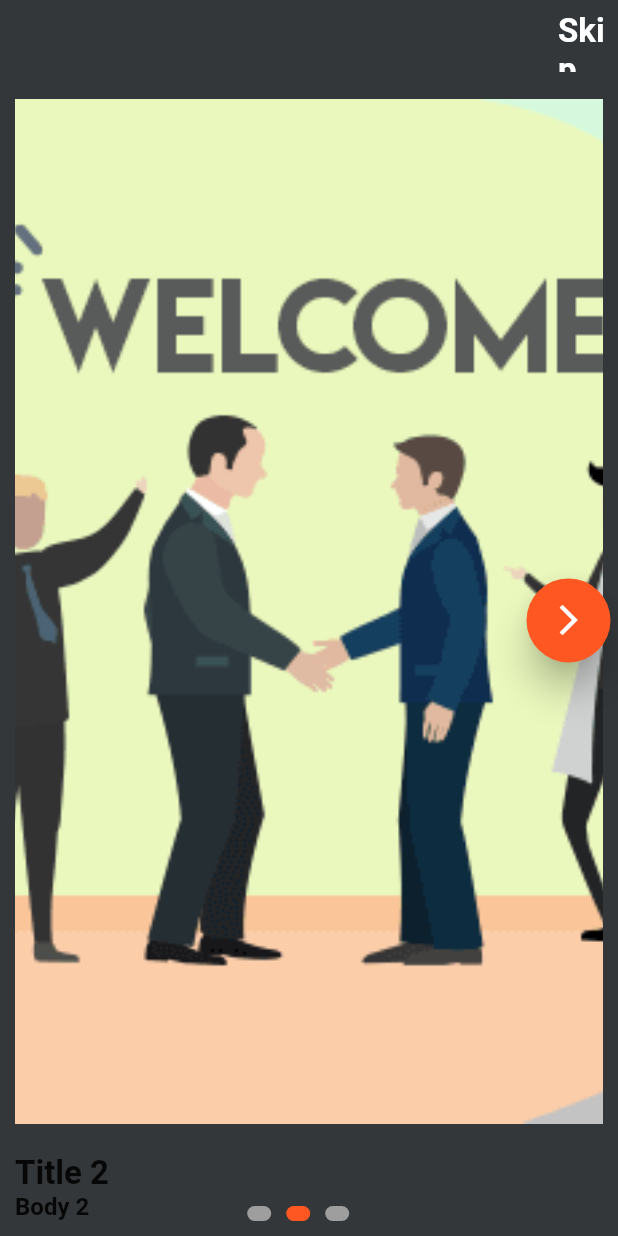
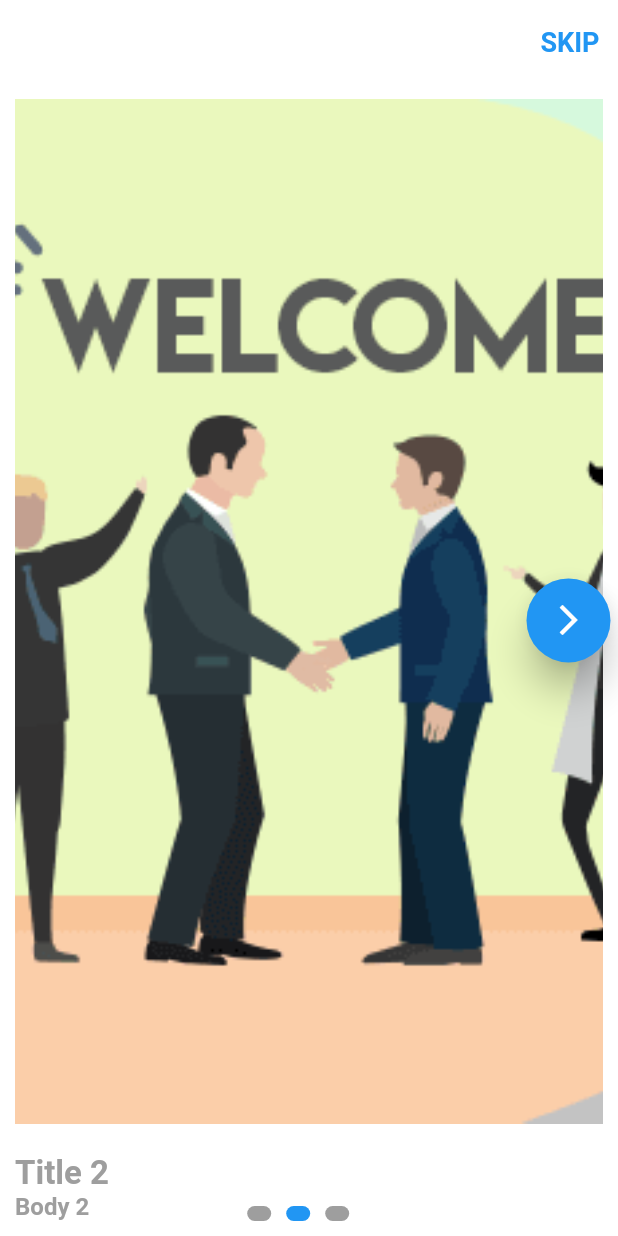
Before and after one commit to wshehab99/shop-app, a Flutter app: the screen it shows after launch, after a tap on the "arrow forward ios" icon, on a phone screen of 412 x 824 dp. Run offline on Flutter 3.47's test engine with Material 2 defaults, Android fonts, the phone set to English and light mode, and no system bars; drawn by our look-alikes of smooth_page_indicator; our stand-ins replace dio, flutter_bloc, shared_preferences.

Commit message:
log in screen

```diff
--- /dev/null
+++ b/lib/layout/widgets/shop_text_button.dart
@@ -0,0 +1,21 @@
+import 'package:flutter/material.dart';
+
+class ShopTextButton extends StatelessWidget {
+  const ShopTextButton({
+    Key? key,
+    required this.text,
+    required this.onPressed,
+  }) : super(key: key);
+  final String? text;
+  final void Function()? onPressed;
+  @override
+  Widget build(BuildContext context) {
+    return TextButton(
+      onPressed: onPressed,
+      child: Text(
+        text!,
+        style: const TextStyle(fontSize: 18, fontWeight: FontWeight.bold),
+      ),
+    );
+  }
+}
--- a/lib/main.dart
+++ b/lib/main.dart
@@ -1,8 +1,13 @@
 import 'package:flutter/material.dart';
 import 'package:shop_app/modules/onboarding_screen.dart';
 import 'package:shop_app/shared/constant.dart';
+import 'package:shop_app/shared/local/cache_helper.dart';
+import 'package:shop_app/shared/network/dio_helper.dart';
 
-void main() {
+void main() async {
+  WidgetsFlutterBinding.ensureInitialized();
+  await CacheHelper.init();
+  DioHelper.init();
   runApp(const MyApp());
 }
 
@@ -15,7 +20,7 @@ class MyApp extends StatelessWidget {
       title: 'Shop App',
       theme: lightThem,
       darkTheme: darkTheme,
-      themeMode: ThemeMode.dark,
+      themeMode: ThemeMode.light,
       home: OnBoardinScreen(),
       debugShowCheckedModeBanner: false,
     );
--- a/lib/modules/onboarding_screen.dart
+++ b/lib/modules/onboarding_screen.dart
@@ -1,6 +1,7 @@
 import 'package:flutter/material.dart';
 import 'package:shop_app/layout/screens/login_screen.dart';
 import 'package:shop_app/layout/widgets/page_veiw_item.dart';
+import 'package:shop_app/layout/widgets/shop_text_button.dart';
 import 'package:shop_app/models/boarding_model.dart';
 import 'package:smooth_page_indicator/smooth_page_indicator.dart';
 
@@ -30,17 +31,12 @@ class OnBoardinScreen extends StatelessWidget {
     return Scaffold(
         appBar: AppBar(
           actions: [
-            IconButton(
+            ShopTextButton(
               onPressed: () {
-                Navigator.pushReplacement(
-                    context,
-                    MaterialPageRoute(
-                        builder: (context) => const LoginScreen()));
+                Navigator.pushReplacement(context,
+                    MaterialPageRoute(builder: (context) => LoginScreen()));
               },
-              icon: Text(
-                "Skip",
-                style: Theme.of(context).textTheme.bodyText1,
-              ),
+              text: 'SKIP',
             )
           ],
         ),
@@ -84,10 +80,8 @@ class OnBoardinScreen extends StatelessWidget {
                       duration: const Duration(seconds: 1),
                       curve: Curves.fastLinearToSlowEaseIn);
                   if (currentIndex == models.length - 1) {
-                    Navigator.pushReplacement(
-                        context,
-                        MaterialPageRoute(
-                            builder: (context) => const LoginScreen()));
+                    Navigator.pushReplacement(context,
+                        MaterialPageRoute(builder: (context) => LoginScreen()));
                   }
                 },
                 child: const Icon(Icons.arrow_forward_ios),
--- a/lib/shared/constant.dart
+++ b/lib/shared/constant.dart
@@ -5,15 +5,16 @@ ThemeData lightThem = ThemeData(
     iconTheme: const IconThemeData(
       color: Colors.black,
     ),
-  primarySwatch: Colors.deepOrange,
+    primarySwatch: Colors.blue,
     floatingActionButtonTheme:
-      const FloatingActionButtonThemeData(backgroundColor: Colors.deepOrange),
+        const FloatingActionButtonThemeData(backgroundColor: Colors.blue),
     scaffoldBackgroundColor: Colors.white,
     appBarTheme: const AppBarTheme(
       backgroundColor: Colors.white,
       elevation: 0,
       systemOverlayStyle: SystemUiOverlayStyle(
-        statusBarColor: Colors.white, statusBarIconBrightness: Brightness.dark),
+          statusBarColor: Colors.white,
+          statusBarIconBrightness: Brightness.dark),
       titleTextStyle: TextStyle(
         fontSize: 20.0,
         fontWeight: FontWeight.bold,
@@ -22,17 +23,18 @@ ThemeData lightThem = ThemeData(
     ),
     bottomNavigationBarTheme: const BottomNavigationBarThemeData(
         type: BottomNavigationBarType.fixed,
-      selectedItemColor: Colors.deepOrange,
+        selectedItemColor: Colors.blue,
         elevation: 20.0),
     textTheme: const TextTheme(
       bodyText1: TextStyle(
           fontSize: 22, fontWeight: FontWeight.w700, color: Colors.black),
-  ),
-);
+      bodyText2: TextStyle(
+          fontSize: 18, fontWeight: FontWeight.normal, color: Colors.grey),
+    ));
 ThemeData darkTheme = ThemeData(
-  primarySwatch: Colors.deepOrange,
+  primarySwatch: Colors.blue,
   floatingActionButtonTheme:
-      const FloatingActionButtonThemeData(backgroundColor: Colors.deepOrange),
+      const FloatingActionButtonThemeData(backgroundColor: Colors.blue),
   scaffoldBackgroundColor: const Color.fromRGBO(51, 55, 57, 1),
   appBarTheme: const AppBarTheme(
     backgroundColor: Color.fromRGBO(51, 55, 57, 1),
@@ -48,7 +50,7 @@ ThemeData darkTheme = ThemeData(
   ),
   bottomNavigationBarTheme: const BottomNavigationBarThemeData(
       type: BottomNavigationBarType.fixed,
-      selectedItemColor: Colors.deepOrange,
+      selectedItemColor: Colors.blue,
       unselectedItemColor: Colors.white,
       backgroundColor: Color.fromRGBO(51, 55, 57, 1),
       elevation: 20.0),
@@ -58,5 +60,7 @@ ThemeData darkTheme = ThemeData(
   textTheme: const TextTheme(
     bodyText1: TextStyle(
         fontSize: 22, fontWeight: FontWeight.w700, color: Colors.white),
+    bodyText2: TextStyle(
+        fontSize: 18, fontWeight: FontWeight.normal, color: Colors.grey),
   ),
 );
--- /dev/null
+++ b/lib/shared/network/dio_helper.dart
@@ -0,0 +1,31 @@
+import 'package:dio/dio.dart';
+
+class DioHelper {
+  static Dio? dio;
+  static void init() {
+    dio = Dio(BaseOptions(
+      baseUrl: 'https://student.valuxapps.com/api/',
+      headers: {
+        'Content-Type': 'application/json',
+      },
+      receiveDataWhenStatusError: true,
+    ));
+  }
+
+  static Future<Response> getData(
+      {required String url, Map<String, dynamic>? query}) async {
+    return await dio!.get(url, queryParameters: query);
+  }
+
+  static Future<Response> postData({
+    required String url,
+    Map<String, dynamic>? query,
+    required Map<String, dynamic>? data,
+  }) async {
+    return await dio!.post(
+      url,
+      queryParameters: query,
+      data: data,
+    );
+  }
+}
--- a/pubspec.yaml
+++ b/pubspec.yaml
@@ -36,6 +36,8 @@ dependencies:
   cupertino_icons: ^1.0.2
   smooth_page_indicator: ^1.0.0+2
   flutter_bloc: ^8.0.1
+  shared_preferences: ^2.0.15
+  dio: ^4.0.6
 
 dev_dependencies:
   flutter_test:
```
Also changed, not shown: lib/layout/screens/login_screen.dart (+81 -2 lines), lib/layout/widgets/shop_button.dart (added, +19 -0 lines), lib/layout/widgets/shop_text_field.dart (added, +36 -0 lines), lib/shared/local/cache_helper.dart (added, +24 -0 lines), pubspec.lock, 1 other file. Lines whose indentation alone changed are shown as unchanged.
